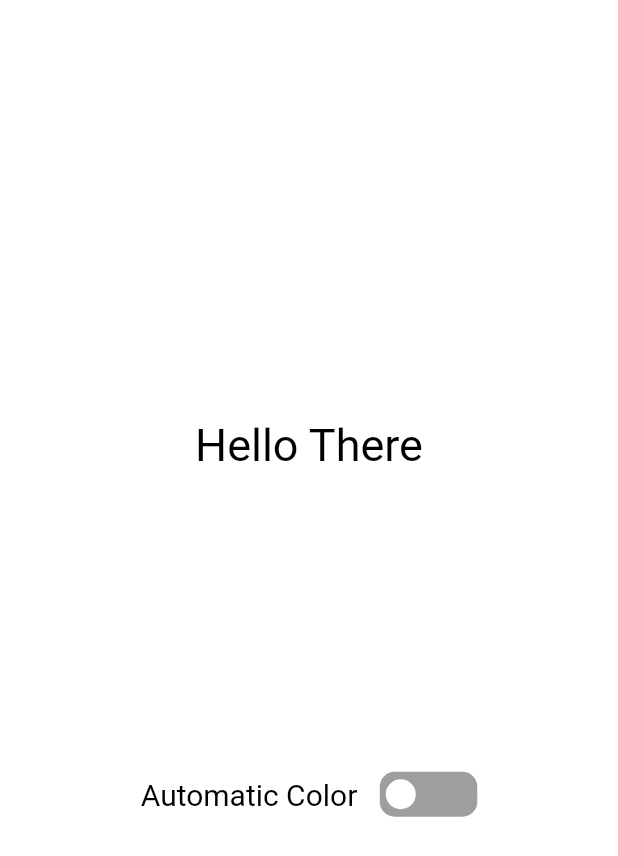
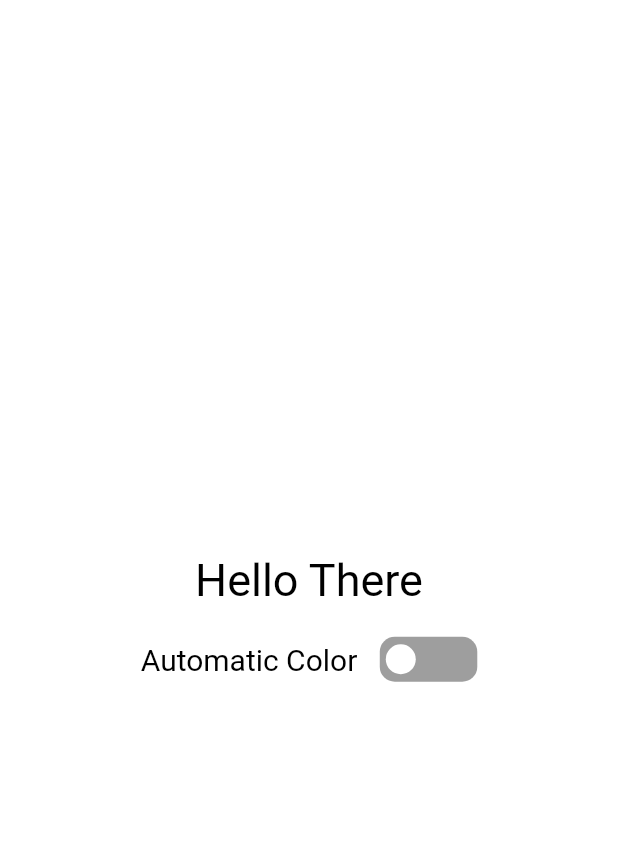
Before and after one commit to abdelrhmanelgendy/Solid-Task, a Flutter app: the screen it shows after launch, on a phone screen of 412 x 824 dp. Shown: the top 856 px of the screen. Run offline on Flutter 3.47's test engine with Material 2 defaults, Android fonts, the phone set to English and light mode, and no system bars; drawn by our look-alikes of flutter_switch; our stand-ins replace dartz, equatable, flutter_bloc, fluttertoast, get_it.

Commit message:
handle the application launch screen

```diff
--- a/lib/app/di/injection_container.dart
+++ b/lib/app/di/app_module.dart
@@ -3,15 +3,15 @@
 import 'package:get_it/get_it.dart';
 import 'package:solid_task/dashboard/data/random_color_data_source.dart';
 import 'package:solid_task/dashboard/domain/repositry/random_color_repositry.dart';
-import 'package:solid_task/dashboard/domain/use_case/generate_random_color_use_case.dart';
+import 'package:solid_task/dashboard/domain/use_case/random_color_use_case.dart';
 import 'package:solid_task/dashboard/presenation/cubit/dashboard_cubit.dart';
 
 final sl = GetIt.instance;
 
 Future<void> initAppComponents() async {
    sl.registerFactory<DashboardCubit>(() => DashboardCubit(randomColorUseCase: sl()));
-   sl.registerFactory<GenerateRandomColorUseCase>(() => GenerateRandomColorUseCase(randomColorRepository: sl()));
-   sl.registerFactory<RandomColorRepository>(() => RandomColorRepositoryImpl(sl()));
+   sl.registerFactory<RandomColorUseCase>(() => RandomColorUseCase(colorRepository: sl()));
+   sl.registerFactory<ColorRepository>(() => ColorRepositoryImpl(sl()));
    sl.registerFactory<RandomColorDataSource>(() => RandomColorDataSourceImpl());
 
 
--- a/lib/app/presentation/solid_app.dart
+++ b/lib/app/presentation/solid_app.dart
@@ -3,7 +3,7 @@ import 'package:flutter_bloc/flutter_bloc.dart';
 
 import '../../dashboard/presenation/cubit/dashboard_cubit.dart';
 import '../../dashboard/presenation/screens/dashboard_screen.dart';
-import '../di/injection_container.dart';
+import '../di/app_module.dart';
 
 class SolidApp extends StatelessWidget {
   @override
@@ -19,7 +19,7 @@ class SolidApp extends StatelessWidget {
         theme: ThemeData(
           primarySwatch: Colors.blue,
         ),
-        home: DashboardScreen(title: 'Hello There'),
+        home: DashboardScreen(),
       )
     );
 
--- a/lib/dashboard/domain/repositry/random_color_repositry.dart
+++ b/lib/dashboard/domain/repositry/random_color_repositry.dart
@@ -3,17 +3,17 @@ import 'package:flutter/material.dart';
 
 import '../../data/random_color_data_source.dart';
 
-abstract class RandomColorRepository {
+abstract class ColorRepository {
 
 
   Either<Exception, Color> generateRandomColor();
 }
 
-class RandomColorRepositoryImpl implements RandomColorRepository {
+class ColorRepositoryImpl implements ColorRepository {
 
   final RandomColorDataSource randomColorDataSource;
 
-  RandomColorRepositoryImpl(this.randomColorDataSource);
+  ColorRepositoryImpl(this.randomColorDataSource);
 
   @override
   Either<Exception, Color> generateRandomColor() {
--- a/lib/dashboard/domain/use_case/generate_random_color_use_case.dart
+++ b/lib/dashboard/domain/use_case/random_color_use_case.dart
@@ -6,14 +6,14 @@ import 'package:solid_task/core/usecases/usecase.dart';
 
 import '../repositry/random_color_repositry.dart';
 
-class GenerateRandomColorUseCase implements UseCase<Color, NoParams> {
+class RandomColorUseCase implements UseCase<Color, NoParams> {
 
-  RandomColorRepository randomColorRepository ;
+  ColorRepository colorRepository ;
 
-  GenerateRandomColorUseCase({required this.randomColorRepository});
+  RandomColorUseCase({required this.colorRepository});
 
   @override
   Either<Exception, Color> call(NoParams params) {
-    return randomColorRepository.generateRandomColor();
+    return colorRepository.generateRandomColor();
   }
 }
--- a/lib/dashboard/presenation/cubit/dashboard_cubit.dart
+++ b/lib/dashboard/presenation/cubit/dashboard_cubit.dart
@@ -2,7 +2,7 @@ import 'package:flutter/material.dart';
 import 'package:flutter_bloc/flutter_bloc.dart';
 import 'package:solid_task/core/usecases/usecase.dart';
 import 'package:solid_task/core/utils/shared_components.dart';
-import 'package:solid_task/dashboard/domain/use_case/generate_random_color_use_case.dart';
+import 'package:solid_task/dashboard/domain/use_case/random_color_use_case.dart';
 
 import 'dashboard_state.dart';
 
@@ -13,7 +13,7 @@ class DashboardCubit extends Cubit<DashboardStates> {
       : super(DashboardIdleState());
 
 
- final GenerateRandomColorUseCase randomColorUseCase;
+ final RandomColorUseCase randomColorUseCase;
 
   Color _backgroundColor = Colors.white;
 
--- a/lib/dashboard/presenation/screens/dashboard_screen.dart
+++ b/lib/dashboard/presenation/screens/dashboard_screen.dart
@@ -6,9 +6,8 @@ import 'package:solid_task/dashboard/presenation/cubit/dashboard_cubit.dart';
 import 'package:solid_task/dashboard/presenation/cubit/dashboard_state.dart';
 
 class DashboardScreen extends StatelessWidget {
-  DashboardScreen({Key? key, required this.title}) : super(key: key);
+  DashboardScreen({Key? key}) : super(key: key);
 
-  final String title;
   late DashboardCubit _dashboardCubit;
   Timer? _timer;
 
@@ -30,11 +29,12 @@ class DashboardScreen extends StatelessWidget {
           backgroundColor: _dashboardCubit.backgroundColor,
           body: Center(
             child: Column(
-              mainAxisSize: MainAxisSize.min,
+              mainAxisAlignment: MainAxisAlignment.center,
+               mainAxisSize: MainAxisSize.min,
               children: [
                 _buildHelloText(),
                 const SizedBox(
-                  height: 200,
+                  height: 20,
                 ),
                 _buildPeriodicColorWidget()
               ],
@@ -44,7 +44,7 @@ class DashboardScreen extends StatelessWidget {
       );
 
   Widget _buildHelloText() => Text(
-        title,
+        "Hello There",
         style: TextStyle(fontSize: 30, color: _getTextColor()),
       );
 
--- a/lib/main.dart
+++ b/lib/main.dart
@@ -1,7 +1,7 @@
 import 'package:flutter/cupertino.dart';
 import 'package:flutter_bloc/flutter_bloc.dart';
 
-import 'app/di/injection_container.dart' as di;
+import 'app/di/app_module.dart' as di;
 import 'app/presentation/solid_app.dart';
 import 'core/utils/bloc_observer.dart';
 
```
Also changed, not shown: 3 other files.
